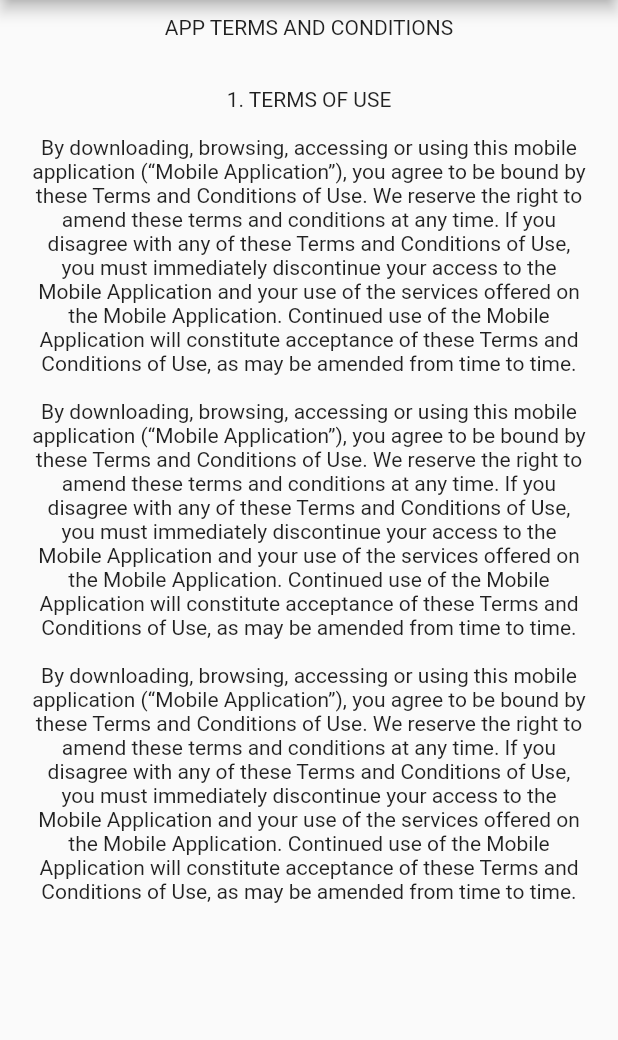
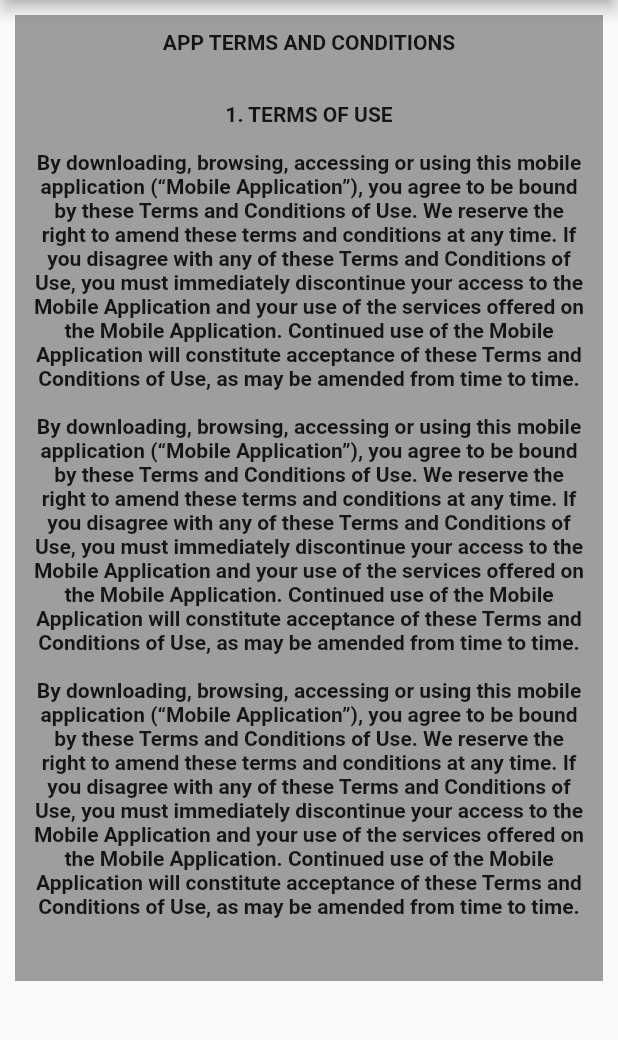
Before and after one commit to brandonmkunkel/auto_call, a Flutter app: the LegalPage screen opened by its route, on a phone screen of 412 x 824 dp, the part 84-1124 px from its top. Run offline on Flutter 3.47's test engine with Material 2 defaults, Android fonts, the phone set to English and light mode, and no system bars; our stand-ins replace charts_flutter, csv, file_picker, firebase_analytics, firebase_core, permission_handler and 1 more; missing offline and left inert: flutter_phone_direct_caller, flutter_phone_state, spreadsheet_decoder, string_similarity; accounts and stored records are empty; Roboto replaces fonts that are missing (Raleway).

Commit message:
Added onboarding user flow, improved SettingManager to only use Map (instead of List/Map hybrid)

```diff
--- a/lib/app.dart
+++ b/lib/app.dart
@@ -1,3 +1,4 @@
+
 import 'package:flutter/material.dart';
 import 'package:provider/provider.dart';
 
@@ -6,6 +7,7 @@ import 'package:firebase_analytics/observer.dart';
 
 import 'services/settings_manager.dart';
 
+import 'pages/onboarding.dart';
 import 'pages/home.dart';
 import 'pages/file_selector.dart';
 import 'pages/call_session.dart';
@@ -23,7 +25,7 @@ class AutoCall extends StatefulWidget {
 class _AutoCall extends State<AutoCall> {
   // Dynamic Theme
   ThemeProvider themeChangeProvider =
-      new ThemeProvider(globalSettingManager.loaded ? globalSettingManager.getSetting("dark_mode") : false);
+      new ThemeProvider(globalSettingManager.loaded ? globalSettingManager.getSetting("darkMode") : false);
 
   // Firebase Analytics observers
   static FirebaseAnalytics analytics = FirebaseAnalytics();
@@ -37,7 +39,11 @@ class _AutoCall extends State<AutoCall> {
         return MaterialApp(
           title: 'Flutter Demo',
           theme: Provider.of<ThemeProvider>(context).getTheme(),
-          home: HomePage(),
+
+          // Set apps first page by checking whether or not the user has been onboarded
+          home: globalSettingManager.getSetting("userOnboarded") ? HomePage() : OnBoardingPage() ,
+
+          // Routes
           routes: {
             HomePage.routeName: (context) => HomePage(),
             FileSelectorPage.routeName: (context) => FileSelectorPage(),
--- a/lib/main.dart
+++ b/lib/main.dart
@@ -15,11 +15,9 @@ void main() async {
   WidgetsFlutterBinding.ensureInitialized();
 
   // Load up the shared preferences
-  SharedPreferences.getInstance().then((SharedPreferences prefs) {
-    globalSettingManager.fromPrefs(prefs);
+  await globalSettingManager.init();
 
-    runApp(App());
-  });
+  runApp(App());
 }
 
 ///
--- a/lib/ui/terms.dart
+++ b/lib/ui/terms.dart
@@ -2,44 +2,42 @@ import 'package:flutter/material.dart';
 
 class ScrollableTermsConditions extends StatelessWidget {
   Widget build(BuildContext context) {
-    return new Scrollbar(child: new LayoutBuilder(
+    return Scrollbar(child: LayoutBuilder(
       builder: (BuildContext context, BoxConstraints viewportConstraints) {
         return SingleChildScrollView(
-          child: ConstrainedBox(
-            constraints: BoxConstraints(
-              minHeight: viewportConstraints.maxHeight,
-              minWidth: viewportConstraints.maxWidth,
-            ),
-            child: Padding(
-              padding: EdgeInsets.fromLTRB(10.0, 0.0, 10.0, 0.0),
-              child:  Column(
+          child: Column(
             children: <Widget>[
-                  Expanded(
-                      flex: 0,
+              Padding(
+                  // flex: 0,
+                  padding: EdgeInsets.fromLTRB(0, 0, 0, 0),
                   // A flexible child that will grow to fit the viewport but
                   // still be at least as big as necessary to fit its contents.
                   child: Column(
                     children: <Widget>[
-                          Container(
-                            color: Colors.grey[0],
+                      Padding(
+                        padding: EdgeInsets.fromLTRB(0, 0, 0, 0),
+                        child: Container(
+                          color: Colors.grey,
                           child: new FutureBuilder(
                               future: DefaultAssetBundle.of(context).loadString("assets/text/terms_conditions.txt"),
                               builder: (context, snapshot) {
-                                  return new Text(snapshot.data ?? '',
+                                return Padding(
+                                    padding: EdgeInsets.all(10),
+                                    child: Text(
+                                      snapshot.data ?? '',
                                       softWrap: true,
                                       textAlign: TextAlign.center,
-                                  );
+                                      style: TextStyle(fontWeight: FontWeight.w600),
+                                    ));
                               }),
+                        ),
                       ),
                     ],
                   )),
             ],
           ),
-            ),
-          ),
         );
       },
     ));
   }
-
 }
--- a/pubspec.yaml
+++ b/pubspec.yaml
@@ -32,6 +32,7 @@ dependencies:
   firebase_performance: "^0.4.3"
 
   # Other stuff
+  introduction_screen:
   sqflite:
   shared_preferences:
   string_similarity:
```
Also changed, not shown: lib/pages/settings.dart (+39 -60 lines), lib/services/settings_manager.dart (+82 -99 lines), assets/text/about/faqs.txt (deleted), assets/text/about/intro.txt (deleted), pubspec.lock, 1 other file. Lines whose indentation alone changed are shown as unchanged.
